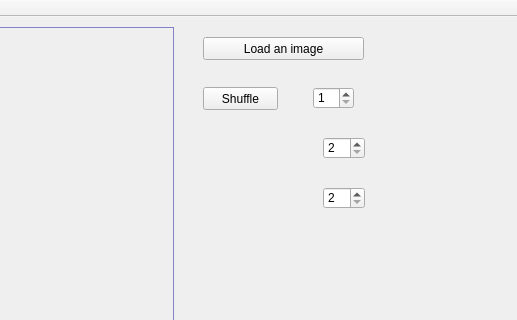
The window that PuzzleGame/PuzzleGame.ui (SzymonZielinski/PuzzleGame) describes before a commit, drawn with Qt 5; both pictures show x 587 to 1104 and y 0 to 320 of the 1104 by 732 pixel window.
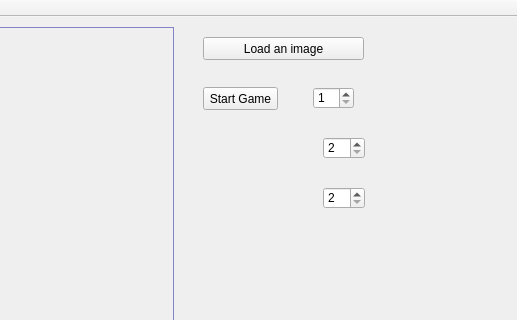
The same window after the commit. Custom widgets are drawn as their Qt base class.

The edit to the form file:
```diff
--- a/PuzzleGame/PuzzleGame.ui
+++ b/PuzzleGame/PuzzleGame.ui
@@ -24,7 +24,7 @@
      </rect>
     </property>
     <property name="text">
-     <string>Shuffle</string>
+     <string>Start Game</string>
     </property>
    </widget>
    <widget class="PuzzleArea" name="puzzleGameArea">
```
Left out of the diff: 8 changed lines with no effect on the pictures.
